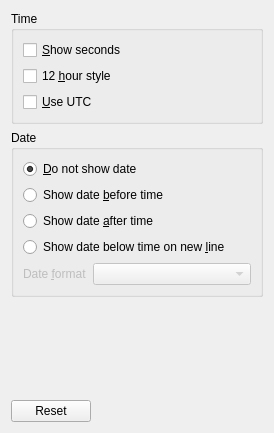
Before: the Qt Designer form src/panel-clock/ui/lxqtclockconfiguration.ui in MoonLightDE/mlde.d.moonlightde, drawn with Qt 5.
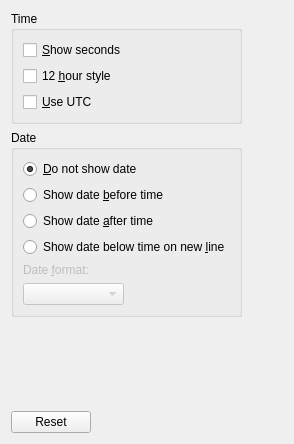
After: the same form once the commit is applied.

What changed in the file:
```diff
--- a/src/panel-clock/ui/lxqtclockconfiguration.ui
+++ b/src/panel-clock/ui/lxqtclockconfiguration.ui
@@ -6,14 +6,19 @@
    <rect>
     <x>0</x>
     <y>0</y>
-    <width>274</width>
-    <height>433</height>
+    <width>294</width>
+    <height>444</height>
    </rect>
   </property>
   <property name="windowTitle">
    <string>LxQt Clock Settings</string>
   </property>
-  <layout class="QVBoxLayout" name="verticalLayout">
+  <layout class="QHBoxLayout" name="horizontalLayout_2">
+   <item>
+    <layout class="QVBoxLayout" name="verticalLayout_3">
+     <property name="bottomMargin">
+      <number>0</number>
+     </property>
    <item>
     <widget class="QGroupBox" name="timeGB">
      <property name="title">
@@ -49,27 +54,20 @@
      <property name="title">
       <string>Date</string>
      </property>
-     <layout class="QGridLayout" name="gridLayout_2" columnstretch="0,1">
+       <layout class="QGridLayout" name="gridLayout_2" columnstretch="0,0">
       <item row="4" column="0">
        <widget class="QLabel" name="dateFormatL">
         <property name="enabled">
          <bool>false</bool>
         </property>
         <property name="text">
-         <string>Date &amp;format</string>
+           <string>Date &amp;format:</string>
         </property>
         <property name="buddy">
          <cstring>dateFormatCOB</cstring>
         </property>
        </widget>
       </item>
-      <item row="4" column="1">
-       <widget class="QComboBox" name="dateFormatCOB">
-        <property name="enabled">
-         <bool>false</bool>
-        </property>
-       </widget>
-      </item>
       <item row="0" column="0" colspan="2">
        <widget class="QRadioButton" name="dontShowDateRB">
         <property name="text">
@@ -101,6 +99,13 @@
         </property>
        </widget>
       </item>
+        <item row="5" column="0">
+         <widget class="QComboBox" name="dateFormatCOB">
+          <property name="enabled">
+           <bool>false</bool>
+          </property>
+         </widget>
+        </item>
      </layout>
     </widget>
    </item>
@@ -126,6 +131,21 @@
       <set>QDialogButtonBox::Reset</set>
      </property>
     </widget>
+     </item>
+    </layout>
+   </item>
+   <item>
+    <spacer name="horizontalSpacer_2">
+     <property name="orientation">
+      <enum>Qt::Horizontal</enum>
+     </property>
+     <property name="sizeHint" stdset="0">
+      <size>
+       <width>40</width>
+       <height>20</height>
+      </size>
+     </property>
+    </spacer>
    </item>
   </layout>
  </widget>
```
Lines whose indentation alone changed are shown as unchanged.
